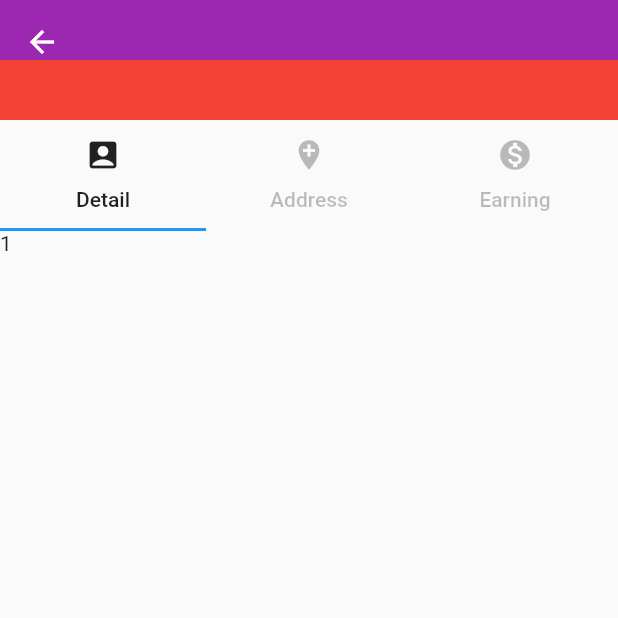
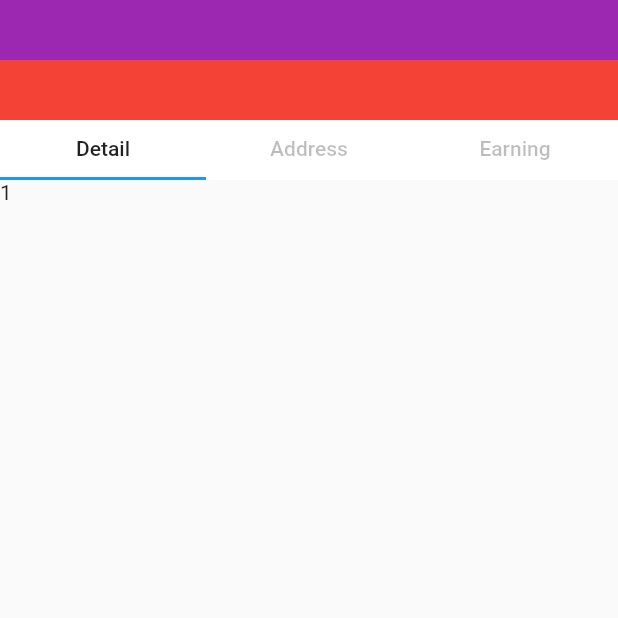
Before and after one commit to 1984tr/flutter-practice, a Flutter app: the screen it shows after launch, after a tap on "Sign in", on a phone screen of 412 x 824 dp, the top half of it. Run offline on Flutter 3.47's test engine with Material 2 defaults, Android fonts, the phone set to English and light mode, and no system bars.

Commit message:
ui practice

```diff
--- a/lib/pages/sample01.dart
+++ b/lib/pages/sample01.dart
@@ -14,28 +14,15 @@ class Sample01 extends StatelessWidget {
           headerSliverBuilder: (context, innerBoxIsScrolled) {
             return [
               SliverAppBar(
+                leading: Container(),
                 expandedHeight: 80,
-                pinned: true,
                 flexibleSpace: Container(
                   child: Column(children: [
                   AppBarTop(), AppBarMiddle()
                 ])
                 )),
               SliverPersistentHeader(
-                delegate: _SliverAppBarDelegate(
-                  TabBar(
-                    labelColor: Colors.black87,
-                    unselectedLabelColor: Colors.black26,
-                    tabs: [
-                      Tab(
-                        icon: Icon(Icons.account_box),
-                        text: "Detail",
-                      ),
-                      Tab(icon: Icon(Icons.add_location), text: "Address"),
-                      Tab(icon: Icon(Icons.monetization_on), text: "Earning"),
-                    ],
-                  ),
-                ),
+                delegate: _SliverAppBarDelegate(),
                 pinned: true,
               ),
             ];
@@ -50,21 +37,28 @@ class Sample01 extends StatelessWidget {
 }
 
 class _SliverAppBarDelegate extends SliverPersistentHeaderDelegate {
-    final TabBar _tabBar;
-
-    _SliverAppBarDelegate(this._tabBar);
 
     @override
-    double get minExtent => _tabBar.preferredSize.height;
+    double get minExtent => 40;
 
     @override
-    double get maxExtent => _tabBar.preferredSize.height;
+    double get maxExtent => 40;
 
     @override
     Widget build(
         BuildContext context, double shrinkOffset, bool overlapsContent) {
       return new Container(
-        child: _tabBar,
+        height: 40,
+        color: Colors.white,
+        child: TabBar(
+          labelColor: Colors.black87,
+          unselectedLabelColor: Colors.black26,
+          tabs: [
+            Tab(text: "Detail"),
+            Tab(text: "Address"),
+            Tab(text: "Earning"),
+          ],
+        ),
       );
     }
 
```
